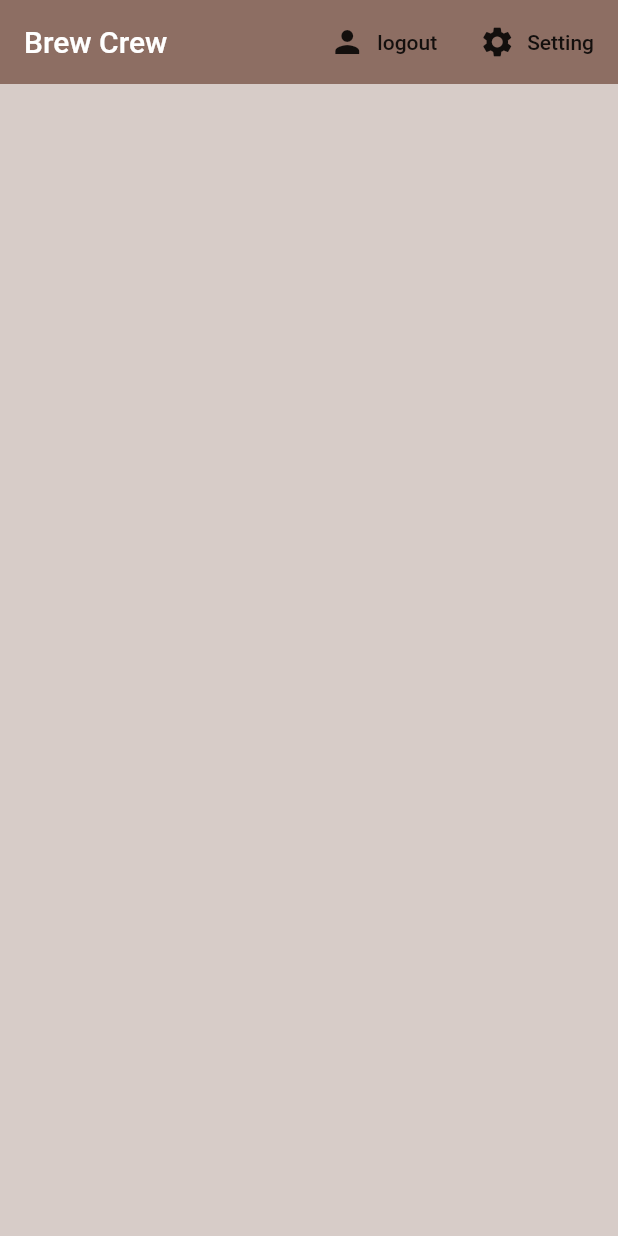
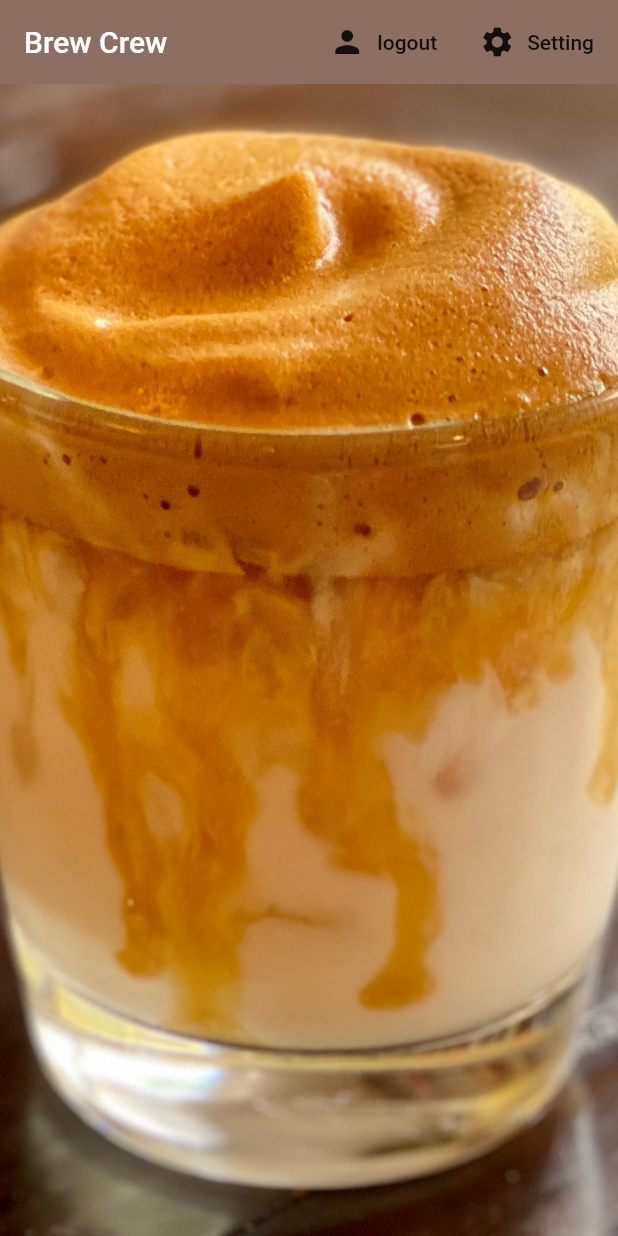
Before and after one commit to dkbac/brew_crew, a Flutter app: the screen it shows once a user with an empty profile is signed in, on a phone screen of 412 x 824 dp. Run offline on Flutter 3.47's test engine with Material 2 defaults, Android fonts, the phone set to English and light mode, and no system bars; our stand-ins replace cloud_firestore, firebase_auth, flutter_spinkit; accounts and stored records are empty.

Commit message:
Add decoration to the background and the avatar

```diff
--- a/lib/screens/home/brew_tile.dart
+++ b/lib/screens/home/brew_tile.dart
@@ -16,6 +16,7 @@ class BrewTile extends StatelessWidget {
           leading: CircleAvatar(
             radius: 25.0,
             backgroundColor: Colors.brown[brew.strength],
+            backgroundImage: AssetImage('assets/avatar.jpg'),
           ),
           title: Text(brew.name),
           subtitle: Text('Take ${brew.sugars} sugar(s)'),
--- a/lib/screens/home/home.dart
+++ b/lib/screens/home/home.dart
@@ -49,7 +49,15 @@ class Home extends StatelessWidget {
             ),
           ],
         ),
-        body: BrewList(),
+        body: Container(
+          decoration: BoxDecoration(
+            image: DecorationImage(
+              image: AssetImage('assets/coffee.jpg'),
+              fit: BoxFit.cover,
+            ),
+          ),
+          child: BrewList()
+        ),
       ),
     );
   }
--- a/lib/screens/home/setting_form.dart
+++ b/lib/screens/home/setting_form.dart
@@ -62,8 +62,8 @@ class _SettingFormState extends State<SettingForm> {
                 // Slider
                 Slider(
                 value: (_currentStrength ?? user.strength).toDouble(),
-                activeColor: Colors.brown[_currentStrength ?? 100],
-                inactiveColor: Colors.brown[_currentStrength ?? 100],
+                activeColor: Colors.brown[_currentStrength ?? user.strength],
+                inactiveColor: Colors.brown[_currentStrength ?? user.strength],
                 min: 100,
                 max: 900,
                 divisions: 8,
--- a/pubspec.yaml
+++ b/pubspec.yaml
@@ -45,8 +45,8 @@ flutter:
   uses-material-design: true
 
   # To add assets to your application, add an assets section, like this:
-  # assets:
-  #  - images/a_dot_burr.jpeg
+  assets:
+  - assets/
   #  - images/a_dot_ham.jpeg
 
   # An image asset can refer to one or more resolution-specific "variants", see
```
Also changed, not shown: assets/avatar.jpg (added), assets/coffee.jpg (added).
